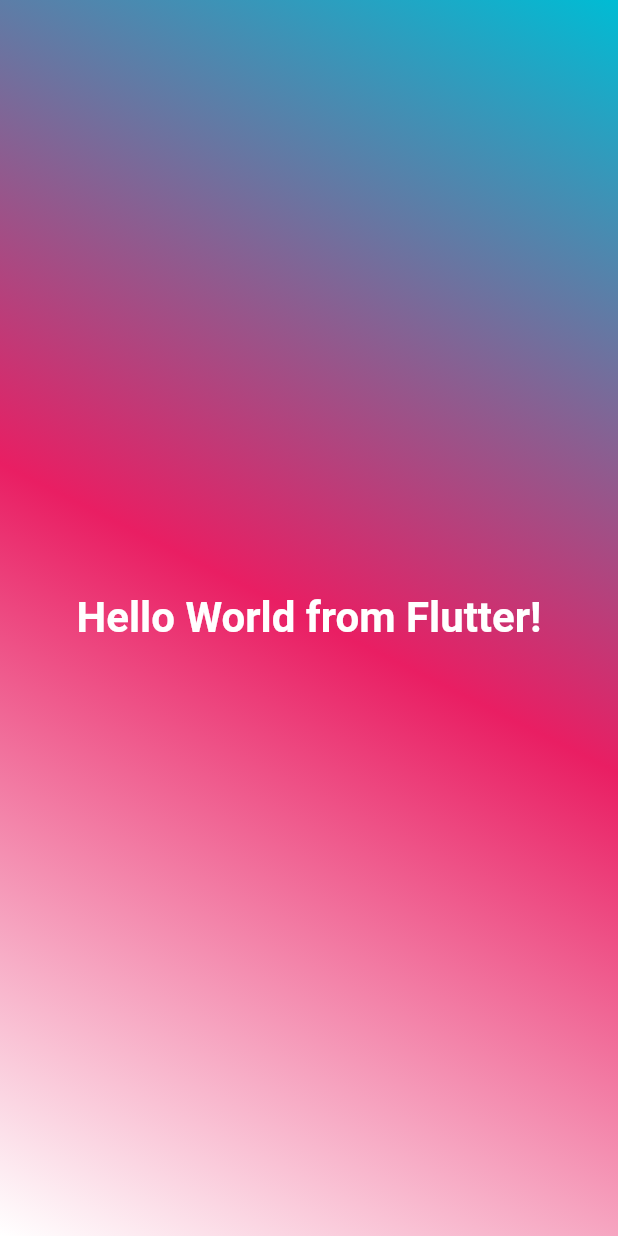
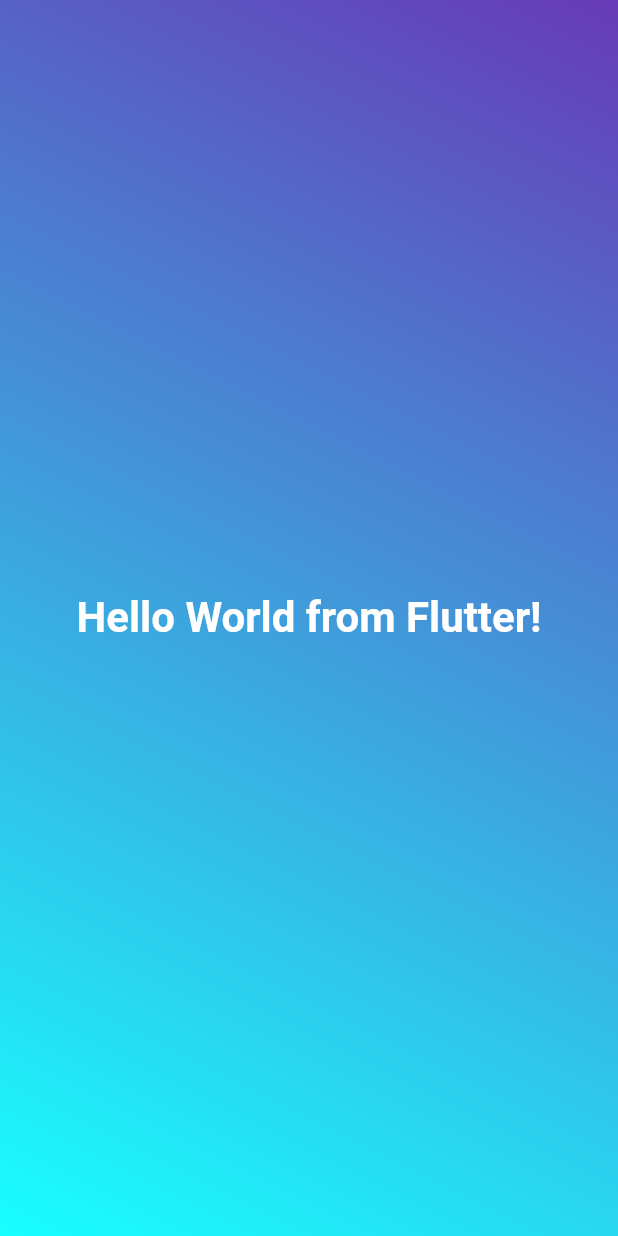
Before and after one commit to eacardenase/first-flutter-app, a Flutter app: the screen it shows after launch, on a phone screen of 412 x 824 dp. Run offline on Flutter 3.47's test engine with Material 2 defaults, Android fonts, the phone set to English and light mode, and no system bars.

Commit message:
feat: add default constructor method to gradient container

```diff
--- a/lib/gradient_container.dart
+++ b/lib/gradient_container.dart
@@ -7,6 +7,9 @@ const Alignment endAlignment = Alignment.bottomLeft;
 
 class GradientContainer extends StatelessWidget {
   const GradientContainer({super.key, required this.gradientColors});
+
+  GradientContainer.defaultColors({super.key})
+      : gradientColors = [Colors.deepPurple, Colors.cyanAccent];
 
   final List<Color> gradientColors;
 
```
Also changed, not shown: lib/main.dart (+2 -6 lines).
